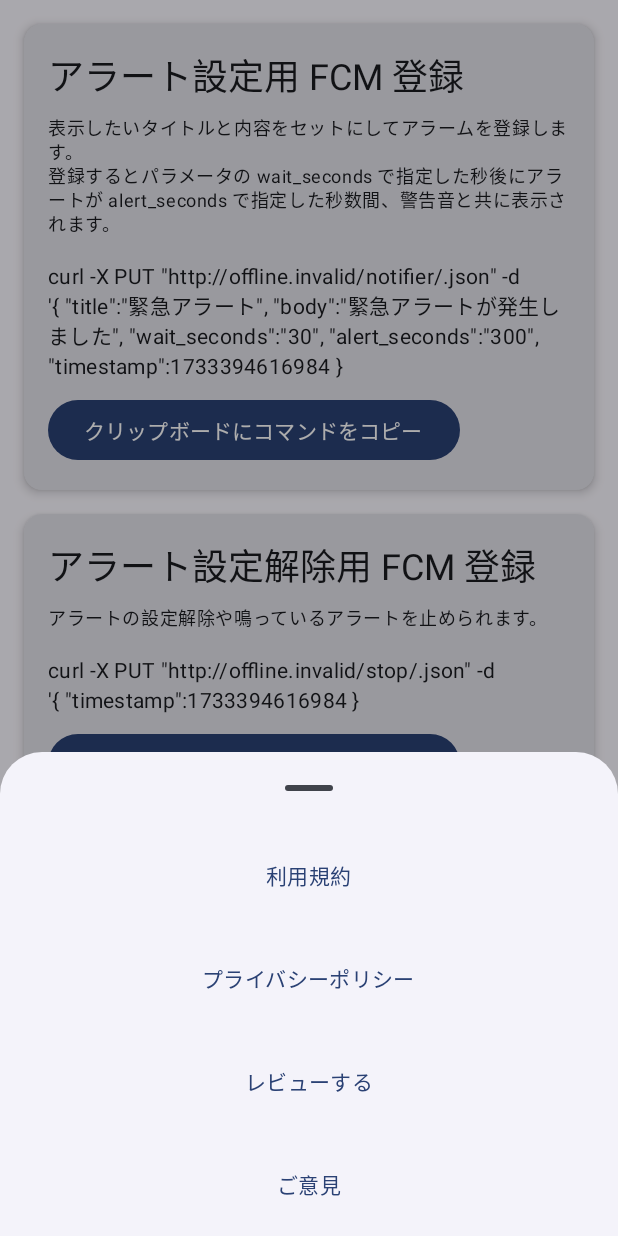
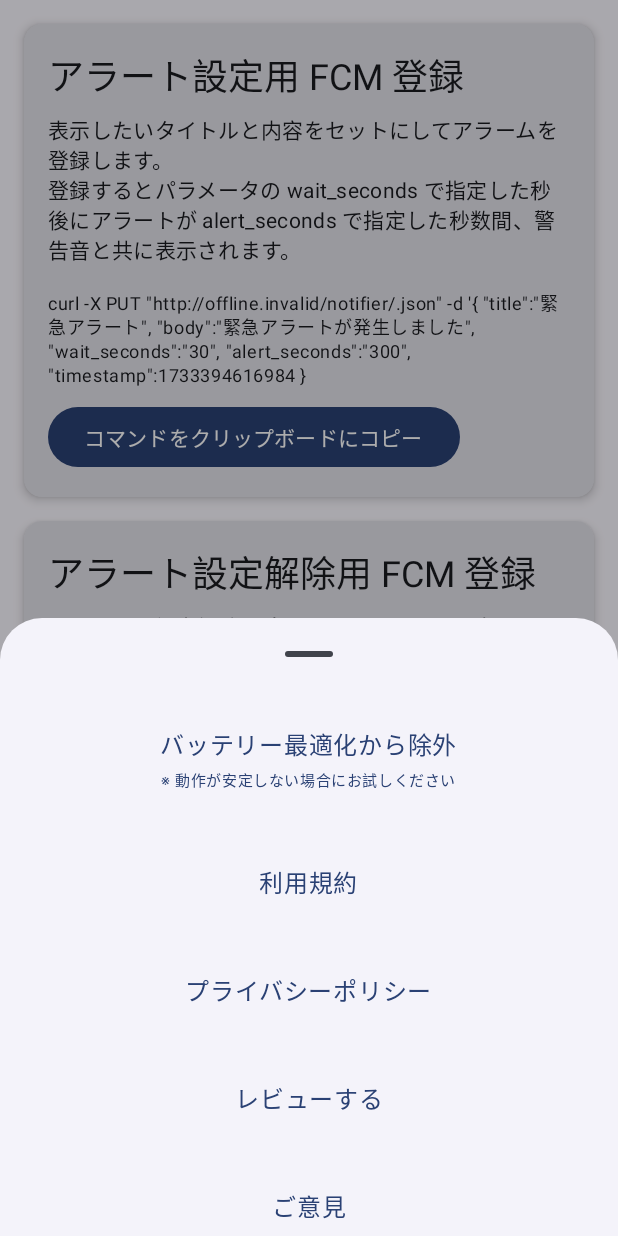
Before and after one commit to bvlion/Watchify, an Android app built with Jetpack Compose: the composable MainScreen called with empty values, after a tap on "More options", on a phone screen of 412 x 824 dp. Run offline under Robolectric (Android 15) with nearby library versions, the phone set to English and light mode, and no system bars.

Commit message:
update main contents

```diff
--- a/app/build.gradle.kts
+++ b/app/build.gradle.kts
@@ -17,7 +17,7 @@ android {
     minSdk = 31
     targetSdk = 35
     versionCode = 1
-    versionName = "1.0"
+    versionName = "1.0.0"
 
     testInstrumentationRunner = "androidx.test.runner.AndroidJUnitRunner"
     vectorDrawables {
@@ -35,6 +35,7 @@ android {
 
   defaultConfig {
     buildConfigField("String", "RT_DB_URL", "\"${localProperties.getProperty("RT_DB_URL")}\"")
+    buildConfigField("String", "CONTACT_URL", "\"${localProperties.getProperty("CONTACT_URL")}\"")
   }
 
   signingConfigs {
@@ -49,7 +50,6 @@ android {
   buildTypes {
     debug {
       isDebuggable = true
-      applicationIdSuffix = ".debug"
       versionNameSuffix = "-debug"
     }
     release {
--- a/app/src/main/AndroidManifest.xml
+++ b/app/src/main/AndroidManifest.xml
@@ -1,8 +1,8 @@
 <?xml version="1.0" encoding="utf-8"?>
 <manifest xmlns:android="http://schemas.android.com/apk/res/android">
-    <uses-permission android:name="android.permission.POST_NOTIFICATIONS" />
     <uses-permission android:name="android.permission.SYSTEM_ALERT_WINDOW" />
-    <uses-permission android:name="android.permission.VIBRATE"/>
+    <uses-permission android:name="android.permission.VIBRATE" />
+    <uses-permission android:name="android.permission.REQUEST_IGNORE_BATTERY_OPTIMIZATIONS" />
 
     <application
         android:allowBackup="true"
--- a/app/src/main/java/info/bvlion/watchify/ui/main/MainActivity.kt
+++ b/app/src/main/java/info/bvlion/watchify/ui/main/MainActivity.kt
@@ -45,6 +45,7 @@ import androidx.compose.ui.Modifier
 import androidx.compose.ui.platform.LocalContext
 import androidx.compose.ui.tooling.preview.Preview
 import androidx.compose.ui.unit.dp
+import androidx.compose.ui.unit.sp
 import info.bvlion.watchify.BuildConfig
 import info.bvlion.watchify.ui.theme.WatchifyTheme
 
@@ -55,19 +56,45 @@ class MainActivity : ComponentActivity() {
   private val registerOverlaysPermission = registerForActivityResult(ActivityResultContracts.StartActivityForResult()) {
     viewModel.updateCanDrawOverlays()
   }
+  private val registerIgnoringBatteryPermission = registerForActivityResult(ActivityResultContracts.StartActivityForResult()) {
+    viewModel.updateIgnoringBatteryOptimizations()
+  }
 
-  @SuppressLint("HardwareIds")
+  @SuppressLint("HardwareIds", "BatteryLife")
   override fun onCreate(savedInstanceState: Bundle?) {
     super.onCreate(savedInstanceState)
     enableEdgeToEdge()
 
     setContent {
       val canDrawOverlays = viewModel.canDrawOverlays.collectAsState()
+      val isIgnoringBatteryOptimizations = viewModel.isIgnoringBatteryOptimizations.collectAsState()
       WatchifyTheme {
         MainScreen(
+          isIgnoringBatteryOptimizations.value,
           Settings.Secure.getString(contentResolver, Settings.Secure.ANDROID_ID),
-          {},
-          {},
+          {
+            registerIgnoringBatteryPermission.launch(
+              Intent(Settings.ACTION_REQUEST_IGNORE_BATTERY_OPTIMIZATIONS).apply {
+                setData(Uri.parse("package:$packageName"))
+              }
+            )
+          },
+          {
+            startActivity(
+              Intent(
+                Intent.ACTION_VIEW,
+                Uri.parse("https://play.google.com/store/apps/details?id=$packageName")
+              )
+            )
+          },
+          {
+            startActivity(
+              Intent(
+                Intent.ACTION_VIEW,
+                Uri.parse(BuildConfig.CONTACT_URL)
+              )
+            )
+          },
           {},
           {}
         )
@@ -101,7 +128,9 @@ class MainActivity : ComponentActivity() {
 @OptIn(ExperimentalMaterial3Api::class)
 @Composable
 fun MainScreen(
+  isIgnoringBatteryOptimizations: Boolean,
   androidId: String,
+  onBatteryOptimizationSettingsClick: () -> Unit,
   onReviewClick: () -> Unit,
   onFeedbackClick: () -> Unit,
   onTermsClick: () -> Unit,
@@ -150,6 +179,13 @@ fun MainScreen(
     ModalBottomSheet(
       onDismissRequest = { showMenu.value = false }
     ) {
+      if (!isIgnoringBatteryOptimizations) {
+        MenuItem(
+          "バッテリー最適化から除外",
+          "※ 動作が安定しない場合にお試しください",
+          onClick = { onBatteryOptimizationSettingsClick(); showMenu.value = false }
+        )
+      }
       MenuItem("利用規約", onClick = { onTermsClick(); showMenu.value = false })
       MenuItem("プライバシーポリシー", onClick = { onPrivacyClick(); showMenu.value = false })
       MenuItem("レビューする", onClick = { onReviewClick(); showMenu.value = false })
@@ -173,9 +209,9 @@ fun FcmCard(title: String, curlCommand: String, description: String) {
     ) {
       Text(text = title, style = MaterialTheme.typography.headlineSmall)
       Spacer(modifier = Modifier.height(8.dp))
-      Text(text = description, style = MaterialTheme.typography.bodySmall)
+      Text(text = description, style = MaterialTheme.typography.bodyMedium)
       Spacer(modifier = Modifier.height(16.dp))
-      Text(text = curlCommand, style = MaterialTheme.typography.bodyMedium)
+      Text(text = curlCommand, style = MaterialTheme.typography.bodySmall)
       Spacer(modifier = Modifier.height(8.dp))
       Button(onClick = {
         clipboardManager.setPrimaryClip(
@@ -183,16 +219,28 @@ fun FcmCard(title: String, curlCommand: String, description: String) {
         )
         Toast.makeText(context, "クリップボードにコピーしました", Toast.LENGTH_SHORT).show()
       }) {
-        Text("クリップボードにコマンドをコピー")
+        Text("コマンドをクリップボードにコピー")
       }
     }
   }
 }
 
 @Composable
-fun MenuItem(text: String, onClick: () -> Unit) {
+fun MenuItem(title: String, body: String = "", onClick: () -> Unit) {
   TextButton(onClick = onClick, modifier = Modifier.fillMaxWidth()) {
-    Text(text, style = MaterialTheme.typography.bodyMedium, modifier = Modifier.padding(16.dp))
+    Column(
+      modifier = Modifier.padding(16.dp).fillMaxWidth(),
+      horizontalAlignment = Alignment.CenterHorizontally
+    ) {
+      Text(title, style = MaterialTheme.typography.bodyLarge)
+      if (body.isNotEmpty()) {
+        Text(
+          body,
+          style = MaterialTheme.typography.bodySmall.copy(fontSize = 10.sp),
+          modifier = Modifier.padding(top = 4.dp)
+        )
+      }
+    }
   }
 }
 
@@ -200,6 +248,6 @@ fun MenuItem(text: String, onClick: () -> Unit) {
 @Composable
 fun DefaultPreview() {
   WatchifyTheme {
-    MainScreen("android_id", {},{},{},{})
+    MainScreen(true, "android_id", {},{},{},{},{})
   }
 }
```
Also changed, not shown: app/src/main/java/info/bvlion/watchify/ui/main/MainViewModel.kt (+12 -1 lines).
